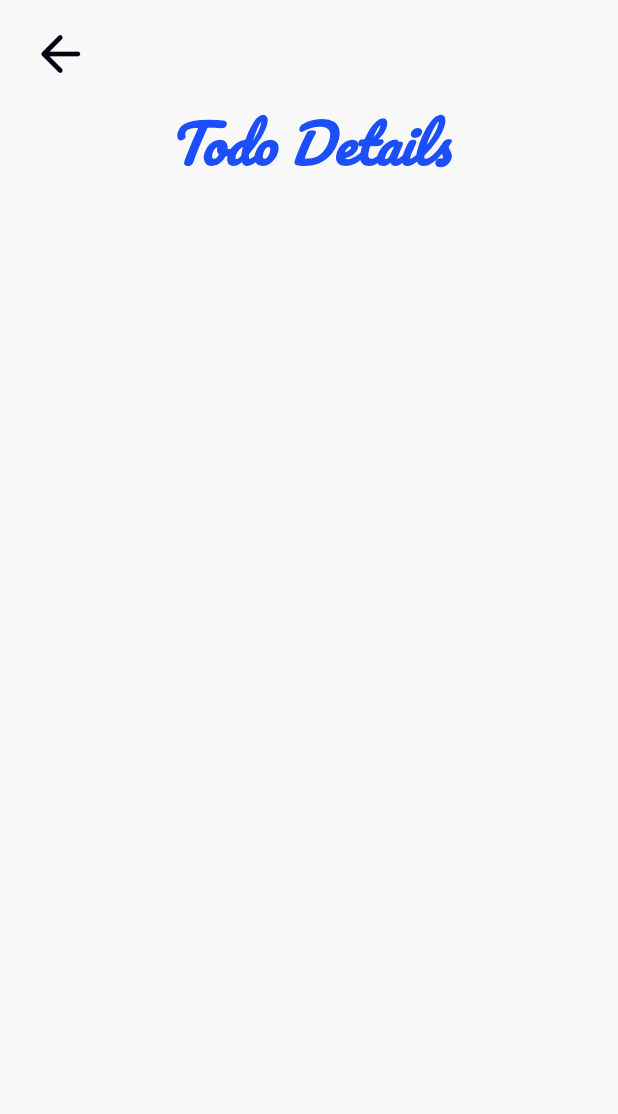
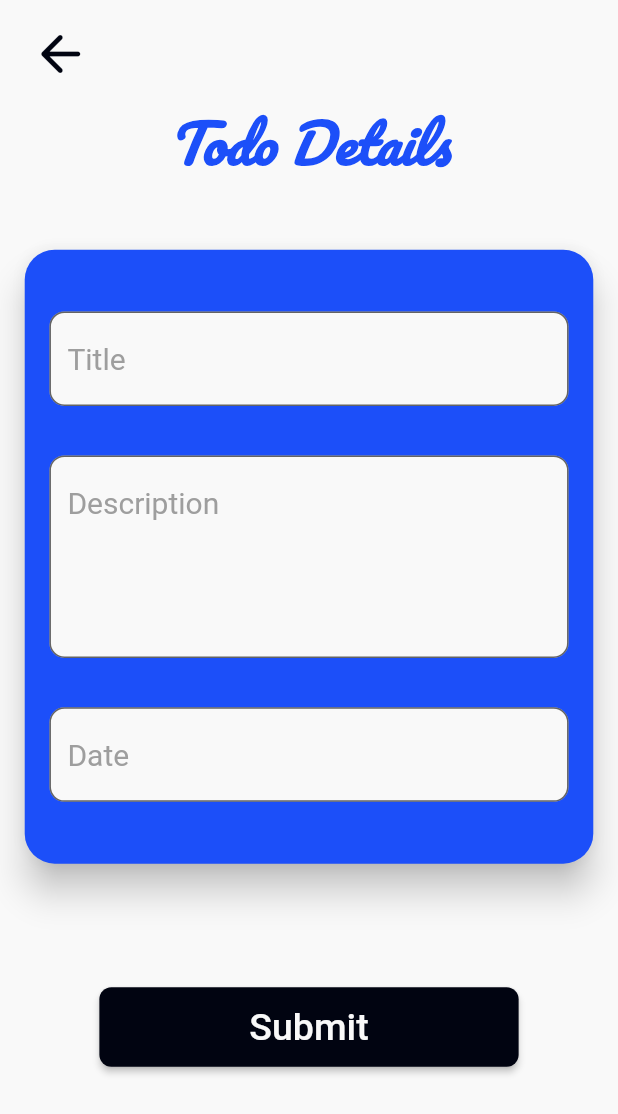
Before and after one commit to vinay416/TodoApp, a Flutter app: the TodoView screen opened directly, on a phone screen of 412 x 824 dp. Shown: the top 1114 px of the screen. Run offline on Flutter 3.47's test engine with Material 2 defaults, Android fonts, the phone set to English and light mode, and no system bars; our stand-ins replace cloud_firestore, firebase_auth, firebase_core, flutter_svg, google_fonts, google_sign_in and 1 more; accounts and stored records are empty.

Commit message:
CURD operation done

```diff
--- a/lib/main.dart
+++ b/lib/main.dart
@@ -1,7 +1,7 @@
 import 'package:firebase_core/firebase_core.dart';
 import 'package:flutter/material.dart';
 import 'package:todo_app/firebase_options.dart';
-import 'package:todo_app/status_bar.dart';
+import 'package:todo_app/utils.dart';
 import 'package:todo_app/views/auth_view.dart';
 
 void main() async {
--- a/lib/repository/database_repo.dart
+++ b/lib/repository/database_repo.dart
@@ -1,10 +1,10 @@
 import 'dart:async';
 import 'dart:developer';
 import 'package:cloud_firestore/cloud_firestore.dart';
-import 'package:intl/intl.dart';
 import 'package:todo_app/model/auth_model.dart';
 import 'package:todo_app/model/todo_data_model.dart';
 import 'package:todo_app/model/user_data_model.dart';
+import 'package:todo_app/utils.dart';
 
 const String _usersDB = "Users";
 
@@ -45,7 +45,7 @@ class DataBaseRepo {
 
   Future<void> createTodo({TodoDataModel? userTodo}) async {
     try {
-      final String date = _getFormattedDate;
+      final String date = getFormattedDate(DateTime.now());
 
       final CollectionReference todoDb = _getUserTodoDB;
 
@@ -63,6 +63,7 @@ class DataBaseRepo {
 
         payload = sampleTodo.toJson();
       } else {
+        userTodo.id = todoId;
         payload = userTodo.toJson();
       }
 
@@ -72,10 +73,13 @@ class DataBaseRepo {
     }
   }
 
-  Future<void> modifyTodo(TodoDataModel todoModel) async {
+  Future<void> modifyTodo({
+    required TodoDataModel todoModel,
+    required String todoId,
+  }) async {
     final CollectionReference todoDb = _getUserTodoDB;
 
-    final String todoId = todoModel.id;
+    todoModel.id = todoId;
 
     final Map<String, dynamic> payload = todoModel.toJson();
 
@@ -112,9 +116,4 @@ class DataBaseRepo {
 
     return todoDb;
   }
-
-  String get _getFormattedDate {
-    final String date = DateFormat.yMMMMd().format(DateTime.now());
-    return date;
-  }
 }
--- /dev/null
+++ b/lib/resuable_widgets/textfield_widget.dart
@@ -0,0 +1,57 @@
+import 'package:flutter/material.dart';
+import 'package:todo_app/const/color_const.dart';
+import 'package:todo_app/const/text_style_const.dart';
+
+class CustomTextField extends StatelessWidget {
+  const CustomTextField({
+    Key? key,
+    required this.hint,
+    this.onChange,
+    this.initialvalue,
+    this.maxLines = 1,
+    this.onTap,
+    this.isReadOnly = false,
+    this.hintStyle,
+  }) : super(key: key);
+  final Function(String?)? onChange;
+  final VoidCallback? onTap;
+  final String? initialvalue;
+  final String hint;
+  final int maxLines;
+  final bool isReadOnly;
+  final TextStyle? hintStyle;
+
+  @override
+  Widget build(BuildContext context) {
+    return _buildMain();
+  }
+
+  Widget _buildMain() {
+    return TextFormField(
+      onTap: onTap,
+      readOnly: isReadOnly,
+      maxLines: maxLines,
+      onChanged: onChange,
+      initialValue: initialvalue,
+      decoration: InputDecoration(
+        hintText: hint,
+        hintStyle: hintStyle ?? kBodyTextStyle,
+        fillColor: kPrimaryColor,
+        filled: true,
+        border: OutlineInputBorder(
+          borderRadius: BorderRadius.circular(10),
+        ),
+      ),
+      cursorHeight: 25,
+      validator: isReadOnly
+          ? null
+          : (value) {
+              if (value!.isEmpty) {
+                return "Field required";
+              }
+
+              return null;
+            },
+    );
+  }
+}
--- a/lib/status_bar.dart
+++ b/lib/utils.dart
@@ -1,5 +1,6 @@
 import 'package:flutter/material.dart';
 import 'package:flutter/services.dart';
+import 'package:intl/intl.dart';
 
 void setStatusBarIconColor({
   required Brightness iconColor,
@@ -12,3 +13,8 @@ void setStatusBarIconColor({
     ),
   );
 }
+
+String getFormattedDate(DateTime date) {
+  final String todoDate = DateFormat.yMMMMd().format(date);
+  return todoDate;
+}
--- a/lib/views/sign_in_view.dart
+++ b/lib/views/sign_in_view.dart
@@ -7,7 +7,7 @@ import 'package:todo_app/model/auth_model.dart';
 import 'package:todo_app/resuable_widgets/elevated_buttons_widget.dart';
 import 'package:todo_app/resuable_widgets/extension_widget.dart';
 import 'package:todo_app/resuable_widgets/snackbar_widget.dart';
-import 'package:todo_app/status_bar.dart';
+import 'package:todo_app/utils.dart';
 
 class SignInView extends StatefulWidget {
   const SignInView({Key? key}) : super(key: key);
--- a/lib/views/todo_view.dart
+++ b/lib/views/todo_view.dart
@@ -1,24 +1,61 @@
 import 'package:flutter/material.dart';
 import 'package:todo_app/const/color_const.dart';
+import 'package:todo_app/const/text_style_const.dart';
 import 'package:todo_app/model/todo_data_model.dart';
-import 'package:todo_app/views/widgets/todo_appbar_widget.dart';
+import 'package:todo_app/resuable_widgets/extension_widget.dart';
+import 'package:todo_app/resuable_widgets/icon_button_widget.dart';
+import 'package:todo_app/views/widgets/todo_form_widget.dart';
 
 class TodoView extends StatelessWidget {
-  const TodoView({Key? key, this.todoDataModel}) : super(key: key);
-  final TodoDataModel? todoDataModel;
+  const TodoView({Key? key, this.todo}) : super(key: key);
+  final TodoDataModel? todo;
 
   @override
   Widget build(BuildContext context) {
     return Scaffold(
       backgroundColor: kPrimaryColor,
-      body: SafeArea(child: _buildBody()),
+      body: SafeArea(
+        child: _buildBody(context),
+      ),
     );
   }
 
-  Widget _buildBody() {
+  Widget _buildBody(BuildContext context) {
+    return SingleChildScrollView(
+      child: Column(
+        crossAxisAlignment: CrossAxisAlignment.start,
+        children: [
+          _buildBackButton(context),
+          _buildForm(context),
+        ],
+      ),
+    );
+  }
+
+  Widget _buildBackButton(BuildContext context) {
+    return Container(
+      margin: EdgeInsets.only(left: context.w(20), top: context.h(10)),
+      child: CustomIconTextButton(
+        axisSize: MainAxisSize.min,
+        buttonAlignment: MainAxisAlignment.start,
+        icon: Icons.arrow_back_rounded,
+        iconColor: kAccentColor,
+        iconSize: 40,
+        onTap: () => Navigator.pop(context),
+      ),
+    );
+  }
+
+  Widget _buildForm(BuildContext context) {
     return Column(
-      children: const [
-        TodoAppBar(),
+      children: [
+        Center(
+          child: Text(
+            "Todo Details",
+            style: kProductTitleTextItlaticStyle,
+          ),
+        ),
+        TodoFormWidget(todo: todo),
       ],
     );
   }
--- a/lib/views/widgets/todo_appbar_widget.dart
+++ /dev/null
@@ -1,39 +0,0 @@
-import 'package:flutter/material.dart';
-import 'package:todo_app/const/color_const.dart';
-import 'package:todo_app/const/text_style_const.dart';
-import 'package:todo_app/resuable_widgets/extension_widget.dart';
-import 'package:todo_app/resuable_widgets/icon_button_widget.dart';
-
-class TodoAppBar extends StatelessWidget {
-  const TodoAppBar({Key? key}) : super(key: key);
-
-  @override
-  Widget build(BuildContext context) {
-    return _buildTopBar(context);
-  }
-
-  Widget _buildTopBar(BuildContext context) {
-    return Column(
-      crossAxisAlignment: CrossAxisAlignment.start,
-      children: [
-        Container(
-          margin: EdgeInsets.only(left: context.w(20), top: context.h(10)),
-          child: CustomIconTextButton(
-            axisSize: MainAxisSize.min,
-            buttonAlignment: MainAxisAlignment.start,
-            icon: Icons.arrow_back_rounded,
-            iconColor: kAccentColor,
-            iconSize: 40,
-            onTap: () => Navigator.pop(context),
-          ),
-        ),
-        Center(
-          child: Text(
-            "Todo Details",
-            style: kProductTitleTextItlaticStyle,
-          ),
-        )
-      ],
-    );
-  }
-}
--- /dev/null
+++ b/lib/views/widgets/todo_form_widget.dart
@@ -0,0 +1,177 @@
+import 'package:flutter/material.dart';
+import 'package:todo_app/const/color_const.dart';
+import 'package:todo_app/model/todo_data_model.dart';
+import 'package:todo_app/repository/database_repo.dart';
+import 'package:todo_app/resuable_widgets/elevated_buttons_widget.dart';
+import 'package:todo_app/resuable_widgets/extension_widget.dart';
+import 'package:todo_app/resuable_widgets/textfield_widget.dart';
+import 'package:todo_app/utils.dart';
+
+class TodoFormWidget extends StatefulWidget {
+  const TodoFormWidget({Key? key, required this.todo}) : super(key: key);
+
+  final TodoDataModel? todo;
+
+  @override
+  State<TodoFormWidget> createState() => _TodoFormWidgetState();
+}
+
+class _TodoFormWidgetState extends State<TodoFormWidget> {
+  final GlobalKey<FormState> _formKey = GlobalKey();
+  bool isLoading = false;
+
+  String title = "";
+  String desc = "";
+  String date = "";
+
+  @override
+  void initState() {
+    final todo = widget.todo;
+    if (todo != null) {
+      title = todo.title;
+      desc = todo.desc;
+      date = todo.date;
+    }
+    super.initState();
+  }
+
+  @override
+  Widget build(BuildContext context) {
+    return _buildMain();
+  }
+
+  Widget _buildMain() {
+    return Column(
+      children: [
+        _buildCard(),
+        SizedBox(height: context.h(50)),
+        _buildButton(),
+        if (!context.isPortrait) SizedBox(height: context.h(80)),
+      ],
+    );
+  }
+
+  Widget _buildCard() {
+    return Card(
+      elevation: 10.0,
+      margin: EdgeInsets.symmetric(
+        horizontal: context.w(40),
+        vertical: context.h(50),
+      ),
+      shape: RoundedRectangleBorder(
+        borderRadius: BorderRadius.circular(20),
+      ),
+      color: kProductColor,
+      child: _buildForm(),
+    );
+  }
+
+  Widget _buildForm() {
+    return Container(
+      margin: EdgeInsets.symmetric(
+        horizontal: context.w(40),
+        vertical: context.h(50),
+      ),
+      child: Form(
+        key: _formKey,
+        child: Column(
+          children: [
+            _buildTitleField(),
+            SizedBox(height: context.h(40)),
+            _buildDescField(),
+            SizedBox(height: context.h(40)),
+            _buildDateField(),
+          ],
+        ),
+      ),
+    );
+  }
+
+  Widget _buildTitleField() {
+    return CustomTextField(
+      onChange: (value) {
+        if (value != null) {
+          setState(() => title = value);
+        }
+      },
+      initialvalue: title,
+      hint: "Title",
+    );
+  }
+
+  Widget _buildDescField() {
+    return CustomTextField(
+      maxLines: 5,
+      onChange: (value) {
+        if (value != null) {
+          setState(() => desc = value);
+        }
+      },
+      initialvalue: desc,
+      hint: "Description",
+    );
+  }
+
+  Widget _buildDateField() {
+    return CustomTextField(
+      onChange: (value) {},
+      onTap: () async {
+        final String? pickDate = await _pickDate();
+        if (pickDate != null) {
+          setState(() => date = pickDate);
+        }
+      },
+      isReadOnly: true,
+      hint: date.isNotEmpty ? date : "Date",
+      hintStyle: date.isNotEmpty ? const TextStyle(color: Colors.black) : null,
+    );
+  }
+
+  Future<String?> _pickDate() async {
+    DateTime? date = await showDatePicker(
+        context: context,
+        initialDate: DateTime.now(),
+        firstDate: DateTime.now(),
+        lastDate: DateTime(DateTime.now().year + 10));
+    if (date != null) {
+      return getFormattedDate(date);
+    }
+
+    return null;
+  }
+
+  Widget _buildButton() {
+    return CustomElevatedButton(
+      isLoader: isLoading,
+      onTap: _onSubmit,
+      label: "Submit",
+    );
+  }
+
+  void _onSubmit() async {
+    setState(() => isLoading = true);
+
+    if (!(_formKey.currentState?.validate() ?? false)) {
+      setState(() => isLoading = false);
+      return;
+    }
+
+    TodoDataModel todo = TodoDataModel(
+      id: "",
+      title: title,
+      date: date,
+      desc: desc,
+    );
+
+    if (widget.todo == null) {
+      await DataBaseRepo().createTodo(userTodo: todo);
+    } else {
+      final todoId = widget.todo!.id;
+      await DataBaseRepo().modifyTodo(todoId: todoId, todoModel: todo);
+    }
+
+    setState(() => isLoading = false);
+
+    Navigator.pop(context);
+  }
+}
--- a/lib/views/widgets/todo_model_widget.dart
+++ b/lib/views/widgets/todo_model_widget.dart
@@ -81,7 +81,7 @@ class _TodoModelWidgetState extends State<TodoModelWidget> {
             Navigator.push(
               context,
               MaterialPageRoute(
-                builder: (context) => TodoView(todoDataModel: widget.todo),
+                builder: (context) => TodoView(todo: widget.todo),
               ),
             );
           },
```
